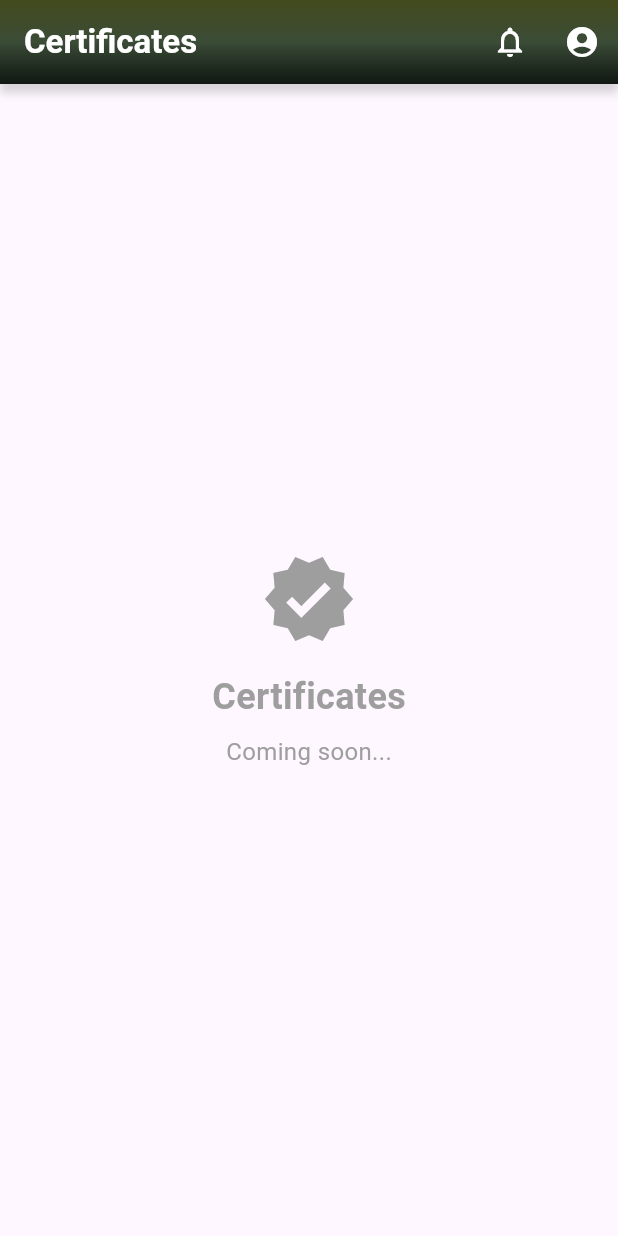
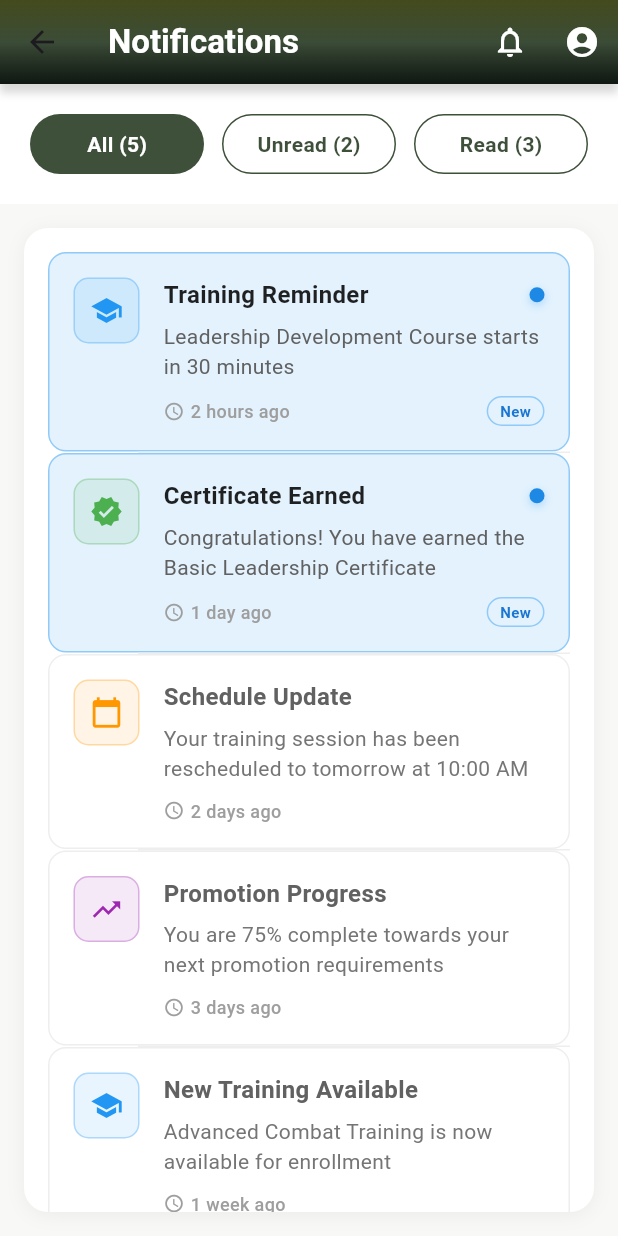
Before and after one commit to tyrelcruz/AFProtrack-Mobile, a Flutter app: the PlaceholderView screen opened directly, after a tap on the "notifications none" icon, on a phone screen of 412 x 824 dp. Run offline on Flutter 3.47's test engine with Material 3 defaults, Android fonts, the phone set to English and light mode, and no system bars.

Commit message:
Notification view mockup

```diff
--- /dev/null
+++ b/afpmobile/lib/views/notification_view.dart
@@ -0,0 +1,476 @@
+import 'package:flutter/material.dart';
+import '../widgets/app_bar_widget.dart';
+import '../utils/app_colors.dart';
+
+class NotificationView extends StatefulWidget {
+  const NotificationView({Key? key}) : super(key: key);
+
+  @override
+  State<NotificationView> createState() => _NotificationViewState();
+}
+
+class _NotificationViewState extends State<NotificationView> {
+  int _selectedTabIndex = 0;
+
+  final List<NotificationItem> _allNotifications = [
+    NotificationItem(
+      title: 'Training Reminder',
+      message: 'Leadership Development Course starts in 30 minutes',
+      time: '2 hours ago',
+      type: NotificationType.training,
+      isRead: false,
+    ),
+    NotificationItem(
+      title: 'Certificate Earned',
+      message:
+          'Congratulations! You have earned the Basic Leadership Certificate',
+      time: '1 day ago',
+      type: NotificationType.certificate,
+      isRead: false,
+    ),
+    NotificationItem(
+      title: 'Schedule Update',
+      message:
+          'Your training session has been rescheduled to tomorrow at 10:00 AM',
+      time: '2 days ago',
+      type: NotificationType.schedule,
+      isRead: true,
+    ),
+    NotificationItem(
+      title: 'Promotion Progress',
+      message: 'You are 75% complete towards your next promotion requirements',
+      time: '3 days ago',
+      type: NotificationType.progress,
+      isRead: true,
+    ),
+    NotificationItem(
+      title: 'New Training Available',
+      message: 'Advanced Combat Training is now available for enrollment',
+      time: '1 week ago',
+      type: NotificationType.training,
+      isRead: true,
+    ),
+  ];
+
+  List<NotificationItem> get _filteredNotifications {
+    switch (_selectedTabIndex) {
+      case 0: // All
+        return _allNotifications;
+      case 1: // Unread
+        return _allNotifications.where((n) => !n.isRead).toList();
+      case 2: // Read
+        return _allNotifications.where((n) => n.isRead).toList();
+      default:
+        return _allNotifications;
+    }
+  }
+
+  @override
+  Widget build(BuildContext context) {
+    return Scaffold(
+      backgroundColor: AppColors.appBackground,
+      appBar: const AppBarWidget(title: 'Notifications', showLeading: true),
+      body: Column(
+        children: [
+          // Tab buttons container
+          Container(
+            color: Colors.white,
+            padding: const EdgeInsets.all(20),
+            child: Row(
+              children: [
+                Expanded(
+                  child: _TabButton(
+                    text: 'All (${_allNotifications.length})',
+                    isSelected: _selectedTabIndex == 0,
+                    onTap: () => setState(() => _selectedTabIndex = 0),
+                  ),
+                ),
+                const SizedBox(width: 12),
+                Expanded(
+                  child: _TabButton(
+                    text:
+                        'Unread (${_allNotifications.where((n) => !n.isRead).length})',
+                    isSelected: _selectedTabIndex == 1,
+                    onTap: () => setState(() => _selectedTabIndex = 1),
+                  ),
+                ),
+                const SizedBox(width: 12),
+                Expanded(
+                  child: _TabButton(
+                    text:
+                        'Read (${_allNotifications.where((n) => n.isRead).length})',
+                    isSelected: _selectedTabIndex == 2,
+                    onTap: () => setState(() => _selectedTabIndex = 2),
+                  ),
+                ),
+              ],
+            ),
+          ),
+          // Notification list
+          Expanded(
+            child:
+                _filteredNotifications.isEmpty
+                    ? _buildEmptyState()
+                    : Container(
+                      margin: const EdgeInsets.all(16),
+                      decoration: BoxDecoration(
+                        color: Colors.white,
+                        borderRadius: BorderRadius.circular(16),
+                        boxShadow: [
+                          BoxShadow(
+                            color: Colors.black.withOpacity(0.05),
+                            blurRadius: 10,
+                            offset: const Offset(0, 2),
+                          ),
+                        ],
+                      ),
+                      child: ListView.builder(
+                        padding: const EdgeInsets.all(16),
+                        itemCount: _filteredNotifications.length,
+                        itemBuilder: (context, index) {
+                          return Column(
+                            children: [
+                              _NotificationCard(
+                                notification: _filteredNotifications[index],
+                                onTap:
+                                    () => _markAsRead(
+                                      _filteredNotifications[index],
+                                    ),
+                              ),
+                              if (index < _filteredNotifications.length - 1)
+                                Divider(
+                                  height: 1,
+                                  color: Colors.grey[200],
+                                  indent: 60,
+                                  endIndent: 0,
+                                ),
+                            ],
+                          );
+                        },
+                      ),
+                    ),
+          ),
+        ],
+      ),
+    );
+  }
+
+  Widget _buildEmptyState() {
+    String message;
+    String subtitle;
+    IconData icon;
+    Color iconColor;
+
+    switch (_selectedTabIndex) {
+      case 1: // Unread
+        message = 'No Unread Notifications';
+        subtitle = 'You\'re all caught up!';
+        icon = Icons.mark_email_unread_outlined;
+        iconColor = Colors.green;
+        break;
+      case 2: // Read
+        message = 'No Read Notifications';
+        subtitle = 'Notifications you\'ve read will appear here';
+        icon = Icons.mark_email_read_outlined;
+        iconColor = Colors.blue;
+        break;
+      default: // All
+        message = 'No Notifications Yet';
+        subtitle = 'You\'ll see important updates here';
+        icon = Icons.notifications_none;
+        iconColor = Colors.grey;
+        break;
+    }
+
+    return Container(
+      margin: const EdgeInsets.all(16),
+      decoration: BoxDecoration(
+        color: Colors.white,
+        borderRadius: BorderRadius.circular(16),
+        boxShadow: [
+          BoxShadow(
+            color: Colors.black.withOpacity(0.05),
+            blurRadius: 10,
+            offset: const Offset(0, 2),
+          ),
+        ],
+      ),
+      child: Center(
+        child: Padding(
+          padding: const EdgeInsets.all(40),
+          child: Column(
+            mainAxisAlignment: MainAxisAlignment.center,
+            children: [
+              Container(
+                padding: const EdgeInsets.all(20),
+                decoration: BoxDecoration(
+                  color: iconColor.withOpacity(0.1),
+                  shape: BoxShape.circle,
+                ),
+                child: Icon(icon, size: 48, color: iconColor),
+              ),
+              const SizedBox(height: 24),
+              Text(
+                message,
+                style: TextStyle(
+                  fontSize: 20,
+                  fontWeight: FontWeight.bold,
+                  color: Colors.grey[800],
+                ),
+                textAlign: TextAlign.center,
+              ),
+              const SizedBox(height: 8),
+              Text(
+                subtitle,
+                style: TextStyle(fontSize: 14, color: Colors.grey[600]),
+                textAlign: TextAlign.center,
+              ),
+            ],
+          ),
+        ),
+      ),
+    );
+  }
+
+  void _markAsRead(NotificationItem notification) {
+    setState(() {
+      notification.isRead = true;
+    });
+  }
+}
+
+class _TabButton extends StatelessWidget {
+  final String text;
+  final bool isSelected;
+  final VoidCallback onTap;
+
+  const _TabButton({
+    required this.text,
+    required this.isSelected,
+    required this.onTap,
+  });
+
+  @override
+  Widget build(BuildContext context) {
+    return GestureDetector(
+      onTap: onTap,
+      child: Container(
+        height: 40,
+        decoration: BoxDecoration(
+          color: isSelected ? const Color(0xFF3E503A) : Colors.white,
+          borderRadius: BorderRadius.circular(20),
+          border:
+              isSelected
+                  ? null
+                  : Border.all(color: const Color(0xFF3E503A), width: 1),
+        ),
+        child: Center(
+          child: Text(
+            text,
+            style: TextStyle(
+              color: isSelected ? Colors.white : const Color(0xFF3E503A),
+              fontWeight: FontWeight.w600,
+              fontSize: 14,
+            ),
+          ),
+        ),
+      ),
+    );
+  }
+}
+
+class _NotificationCard extends StatelessWidget {
+  final NotificationItem notification;
+  final VoidCallback onTap;
+
+  const _NotificationCard({required this.notification, required this.onTap});
+
+  @override
+  Widget build(BuildContext context) {
+    return InkWell(
+      onTap: onTap,
+      borderRadius: BorderRadius.circular(12),
+      child: Container(
+        padding: const EdgeInsets.all(16),
+        decoration: BoxDecoration(
+          borderRadius: BorderRadius.circular(12),
+          color: notification.isRead ? Colors.white : Colors.blue[50],
+          border:
+              notification.isRead
+                  ? Border.all(color: Colors.grey[200]!, width: 1)
+                  : Border.all(color: Colors.blue[200]!, width: 1),
+        ),
+        child: Row(
+          crossAxisAlignment: CrossAxisAlignment.start,
+          children: [
+            // Notification type icon
+            Container(
+              padding: const EdgeInsets.all(10),
+              decoration: BoxDecoration(
+                color: _getNotificationTypeColor(
+                  notification.type,
+                ).withOpacity(0.1),
+                borderRadius: BorderRadius.circular(10),
+                border: Border.all(
+                  color: _getNotificationTypeColor(
+                    notification.type,
+                  ).withOpacity(0.3),
+                  width: 1,
+                ),
+              ),
+              child: Icon(
+                _getNotificationTypeIcon(notification.type),
+                color: _getNotificationTypeColor(notification.type),
+                size: 22,
+              ),
+            ),
+            const SizedBox(width: 16),
+            // Content
+            Expanded(
+              child: Column(
+                crossAxisAlignment: CrossAxisAlignment.start,
+                children: [
+                  Row(
+                    children: [
+                      Expanded(
+                        child: Text(
+                          notification.title,
+                          style: TextStyle(
+                            fontWeight:
+                                notification.isRead
+                                    ? FontWeight.w600
+                                    : FontWeight.bold,
+                            fontSize: 16,
+                            color:
+                                notification.isRead
+                                    ? Colors.grey[700]
+                                    : Colors.black87,
+                          ),
+                        ),
+                      ),
+                      if (!notification.isRead)
+                        Container(
+                          width: 10,
+                          height: 10,
+                          decoration: BoxDecoration(
+                            color: Colors.blue[600],
+                            shape: BoxShape.circle,
+                            boxShadow: [
+                              BoxShadow(
+                                color: Colors.blue.withOpacity(0.3),
+                                blurRadius: 4,
+                                offset: const Offset(0, 2),
+                              ),
+                            ],
+                          ),
+                        ),
+                    ],
+                  ),
+                  const SizedBox(height: 6),
+                  Text(
+                    notification.message,
+                    style: TextStyle(
+                      fontSize: 14,
+                      color:
+                          notification.isRead
+                              ? Colors.grey[600]
+                              : Colors.grey[700],
+                      height: 1.4,
+                    ),
+                  ),
+                  const SizedBox(height: 10),
+                  Row(
+                    children: [
+                      Icon(
+                        Icons.access_time,
+                        size: 14,
+                        color: Colors.grey[500],
+                      ),
+                      const SizedBox(width: 4),
+                      Text(
+                        notification.time,
+                        style: TextStyle(
+                          fontSize: 12,
+                          color: Colors.grey[500],
+                          fontWeight: FontWeight.w500,
+                        ),
+                      ),
+                      const Spacer(),
+                      if (!notification.isRead)
+                        Container(
+                          padding: const EdgeInsets.symmetric(
+                            horizontal: 8,
+                            vertical: 2,
+                          ),
+                          decoration: BoxDecoration(
+                            color: Colors.blue[50],
+                            borderRadius: BorderRadius.circular(12),
+                            border: Border.all(
+                              color: Colors.blue[200]!,
+                              width: 1,
+                            ),
+                          ),
+                          child: Text(
+                            'New',
+                            style: TextStyle(
+                              fontSize: 10,
+                              color: Colors.blue[700],
+                              fontWeight: FontWeight.bold,
+                            ),
+                          ),
+                        ),
+                    ],
+                  ),
+                ],
+              ),
+            ),
+          ],
+        ),
+      ),
+    );
+  }
+
+  Color _getNotificationTypeColor(NotificationType type) {
+    switch (type) {
+      case NotificationType.training:
+        return Colors.blue;
+      case NotificationType.certificate:
+        return Colors.green;
+      case NotificationType.schedule:
+        return Colors.orange;
+      case NotificationType.progress:
+        return Colors.purple;
+    }
+  }
+
+  IconData _getNotificationTypeIcon(NotificationType type) {
+    switch (type) {
+      case NotificationType.training:
+        return Icons.school;
+      case NotificationType.certificate:
+        return Icons.verified;
+      case NotificationType.schedule:
+        return Icons.calendar_today;
+      case NotificationType.progress:
+        return Icons.trending_up;
+    }
+  }
+}
+
+class NotificationItem {
+  final String title;
+  final String message;
+  final String time;
+  final NotificationType type;
+  bool isRead;
+
+  NotificationItem({
+    required this.title,
+    required this.message,
+    required this.time,
+    required this.type,
+    required this.isRead,
+  });
+}
+
+enum NotificationType { training, certificate, schedule, progress }
--- a/afpmobile/lib/widgets/app_bar_widget.dart
+++ b/afpmobile/lib/widgets/app_bar_widget.dart
@@ -1,5 +1,6 @@
 import 'package:flutter/material.dart';
 import '../utils/app_colors.dart';
+import '../views/notification_view.dart';
 
 class AppBarWidget extends StatelessWidget implements PreferredSizeWidget {
   final String title;
@@ -73,7 +74,11 @@ class AppBarWidget extends StatelessWidget implements PreferredSizeWidget {
                       color: Colors.white,
                     ),
                     onPressed: () {
-                      // TODO: Implement notifications
+                      Navigator.of(context).push(
+                        MaterialPageRoute(
+                          builder: (context) => const NotificationView(),
+                        ),
+                      );
                     },
                   ),
                   IconButton(
```
